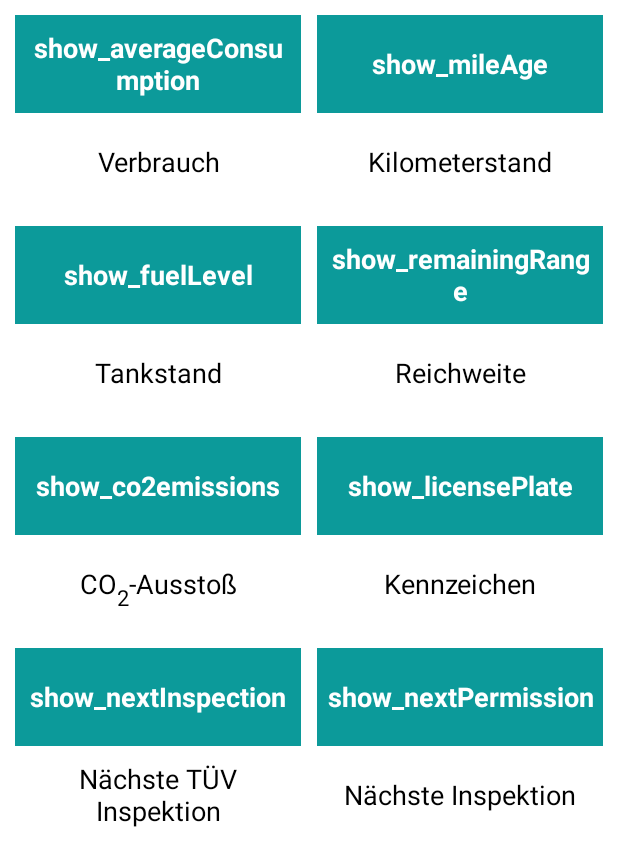
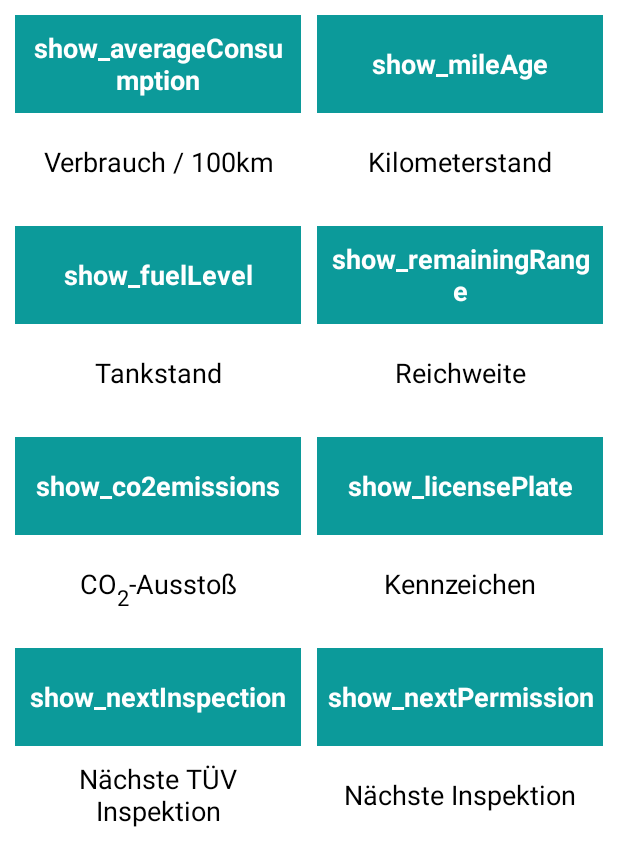
Before and after one commit to pk95/SWE, an Android app: the layout fahrzeuguebersicht_layout.xml on its own in the app's theme, with its tools: preview values and no code run, on a phone screen of 412 x 824 dp. Shown: the top 866 px of the screen. Run offline under Robolectric (Android 15) with nearby library versions, the phone set to English and light mode, and no system bars.

Commit message:
update strings und FÜ v2

```diff
--- a/Tankverhalten/app/src/main/res/values/strings.xml
+++ b/Tankverhalten/app/src/main/res/values/strings.xml
@@ -19,7 +19,7 @@
     <string name="streckenprognose">Streckenprognose</string>
 
     <!-- fahrzeuguebersicht_layout Strings -->
-    <string name="verbrauch">Verbrauch</string>
+    <string name="verbrauch">Verbrauch / 100km</string>
     <string name="kilometerstand">Kilometerstand</string>
     <string name="tankstand">Tankstand</string>
     <string name="reichweite">Reichweite</string>
```
Also changed, not shown: Tankverhalten/app/src/main/java/com/example/tankverhalten/fragments/fahrzeuguebersicht_fragment.java (+5 -5 lines).
